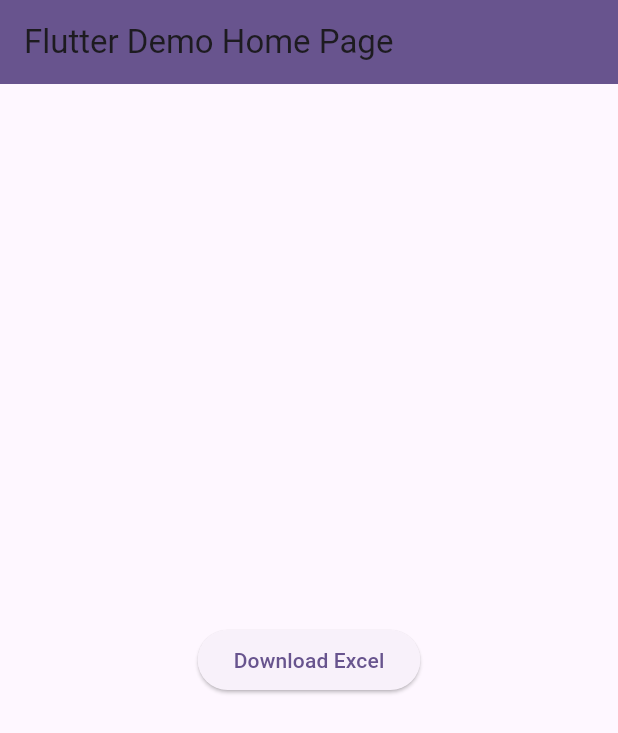
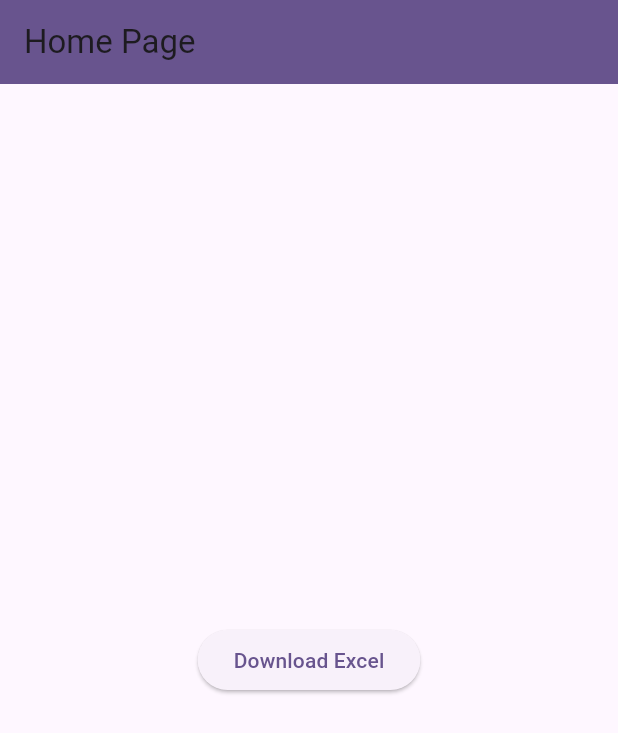
Before and after one commit to Dawn-o/download-file-app, a Flutter app: the screen it shows after launch, on a phone screen of 412 x 824 dp. Shown: the top 733 px of the screen. Run offline on Flutter 3.47's test engine with Material 3 defaults, Android fonts, the light colour scheme and no system bars; our stand-ins replace dio, flutter_local_notifications, permission_handler.

Commit message:
Update app title and home page title for clarity

```diff
--- a/lib/main.dart
+++ b/lib/main.dart
@@ -12,12 +12,12 @@ class MyApp extends StatelessWidget {
   @override
   Widget build(BuildContext context) {
     return MaterialApp(
-      title: 'Flutter Demo',
+      title: 'Download File App',
       theme: ThemeData(
         colorScheme: ColorScheme.fromSeed(seedColor: Colors.deepPurple),
         useMaterial3: true,
       ),
-      home: const MyHomePage(title: 'Flutter Demo Home Page'),
+      home: const MyHomePage(title: 'Home Page'),
     );
   }
 }
```
